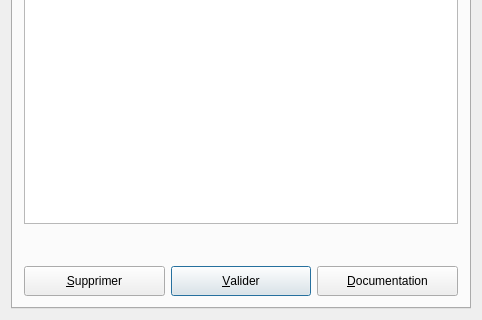
SalomePlatform/eficas_tools, file UiQT4/desUniqueInto.ui: the form before one commit; both pictures show x 0 to 482 and y 160 to 480 of the 482 by 480 pixel window.
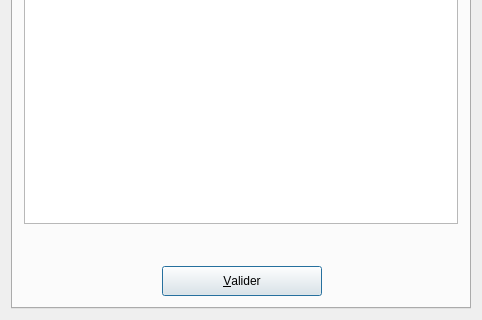
The form after the commit.

```diff
--- a/UiQT4/desUniqueInto.ui
+++ b/UiQT4/desUniqueInto.ui
@@ -21,14 +21,27 @@
     <property name="windowTitle" >
       <string>DUnIn</string>
     </property>
-    <layout class="QGridLayout" >
+  <layout class="QGridLayout" name="gridLayout_2" >
       <item row="0" column="0" >
         <widget class="QTabWidget" name="tabuniqueinto" >
           <widget class="QWidget" name="Widget8" >
             <attribute name="title" >
               <string>Saisir Valeur</string>
             </attribute>
-            <layout class="QGridLayout" >
+      <layout class="QGridLayout" name="gridLayout" >
+       <item row="0" column="0" >
+        <widget class="QLabel" name="textLabel2" >
+         <property name="text" >
+          <string>&lt;b>&lt;u>&lt;p align="center">Valeurs possibles&lt;/p>&lt;/u>&lt;/b></string>
+         </property>
+         <property name="wordWrap" >
+          <bool>false</bool>
+         </property>
+        </widget>
+       </item>
+       <item row="1" column="0" >
+        <widget class="QListWidget" name="listBoxVal" />
+       </item>
               <item row="2" column="0" >
                 <widget class="QLabel" name="Commentaire" >
                   <property name="minimumSize" >
@@ -46,37 +59,37 @@
                 </widget>
               </item>
               <item row="3" column="0" >
-                <layout class="QHBoxLayout" >
+        <layout class="QHBoxLayout" name="horizontalLayout" >
                   <item>
-                    <widget class="QPushButton" name="bSup" >
-                      <property name="minimumSize" >
+          <spacer name="horizontalSpacer" >
+           <property name="orientation" >
+            <enum>Qt::Horizontal</enum>
+           </property>
+           <property name="sizeHint" stdset="0" >
                         <size>
-                          <width>0</width>
-                          <height>30</height>
-                        </size>
-                      </property>
-                      <property name="text" >
-                        <string>&amp;Supprimer</string>
-                      </property>
-                      <property name="shortcut" >
-                        <string>Alt+S</string>
-                      </property>
-                      <property name="autoDefault" >
-                        <bool>true</bool>
-                      </property>
-                      <property name="toolTip" stdset="0" >
-                        <string>suppression du mot clef</string>
-                      </property>
-                    </widget>
+             <width>138</width>
+             <height>20</height>
+            </size>
+           </property>
+          </spacer>
                   </item>
                   <item>
                     <widget class="QPushButton" name="bOk" >
                       <property name="minimumSize" >
                         <size>
-                          <width>0</width>
+             <width>160</width>
                           <height>30</height>
                         </size>
                       </property>
+           <property name="maximumSize" >
+            <size>
+             <width>160</width>
+             <height>30</height>
+            </size>
+           </property>
+           <property name="toolTip" >
+            <string>validation de la saisie</string>
+           </property>
                       <property name="text" >
                         <string>&amp;Valider</string>
                       </property>
@@ -89,48 +102,23 @@
                       <property name="default" >
                         <bool>true</bool>
                       </property>
-                      <property name="toolTip" stdset="0" >
-                        <string>validation de la saisie</string>
-                      </property>
                     </widget>
                   </item>
                   <item>
-                    <widget class="QPushButton" name="bHelp" >
-                      <property name="minimumSize" >
+          <spacer name="horizontalSpacer_2" >
+           <property name="orientation" >
+            <enum>Qt::Horizontal</enum>
+           </property>
+           <property name="sizeHint" stdset="0" >
                         <size>
-                          <width>0</width>
-                          <height>30</height>
-                        </size>
-                      </property>
-                      <property name="text" >
-                        <string>&amp;Documentation</string>
-                      </property>
-                      <property name="shortcut" >
-                        <string>Alt+D</string>
-                      </property>
-                      <property name="autoDefault" >
-                        <bool>true</bool>
-                      </property>
-                      <property name="toolTip" stdset="0" >
-                        <string>affichage documentation aster</string>
-                      </property>
-                    </widget>
+             <width>118</width>
+             <height>20</height>
+            </size>
+           </property>
+          </spacer>
                   </item>
                 </layout>
               </item>
-              <item row="1" column="0" >
-                <widget class="QListWidget" name="listBoxVal" />
-              </item>
-              <item row="0" column="0" >
-                <widget class="QLabel" name="textLabel2" >
-                  <property name="text" >
-                    <string>&lt;b>&lt;u>&lt;p align="center">Valeurs possibles&lt;/p>&lt;/u>&lt;/b></string>
-                  </property>
-                  <property name="wordWrap" >
-                    <bool>false</bool>
-                  </property>
-                </widget>
-              </item>
             </layout>
           </widget>
         </widget>
```
Left out of the diff: 7 changed lines with no effect on the pictures. Lines whose indentation alone changed are shown as unchanged.
